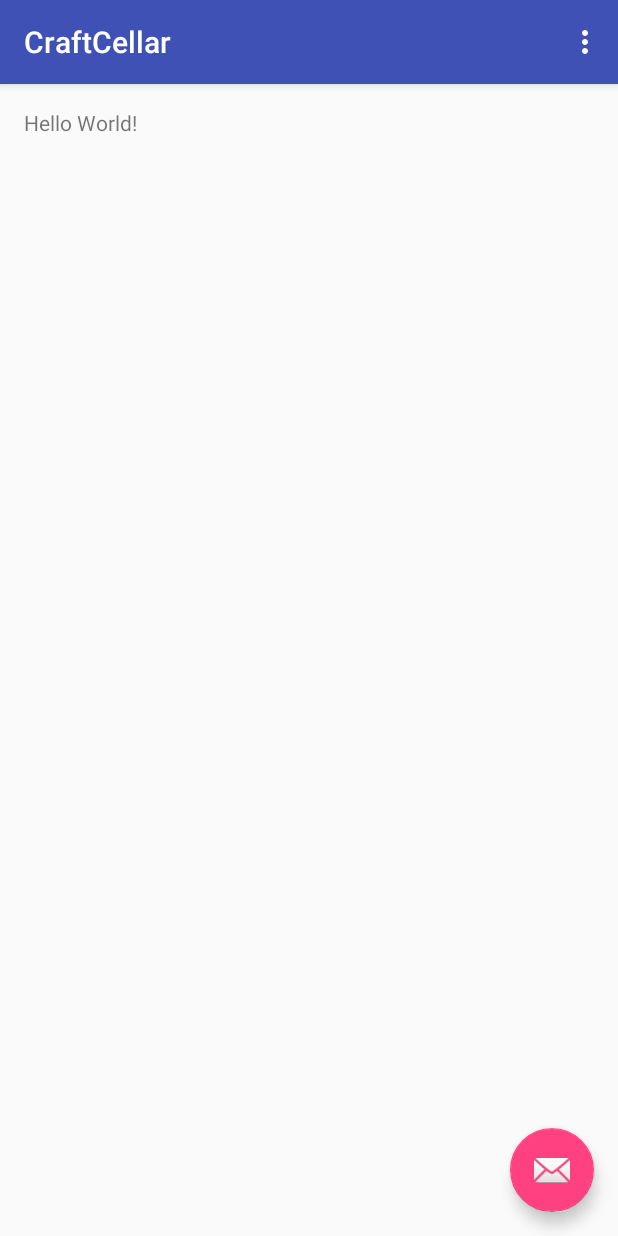
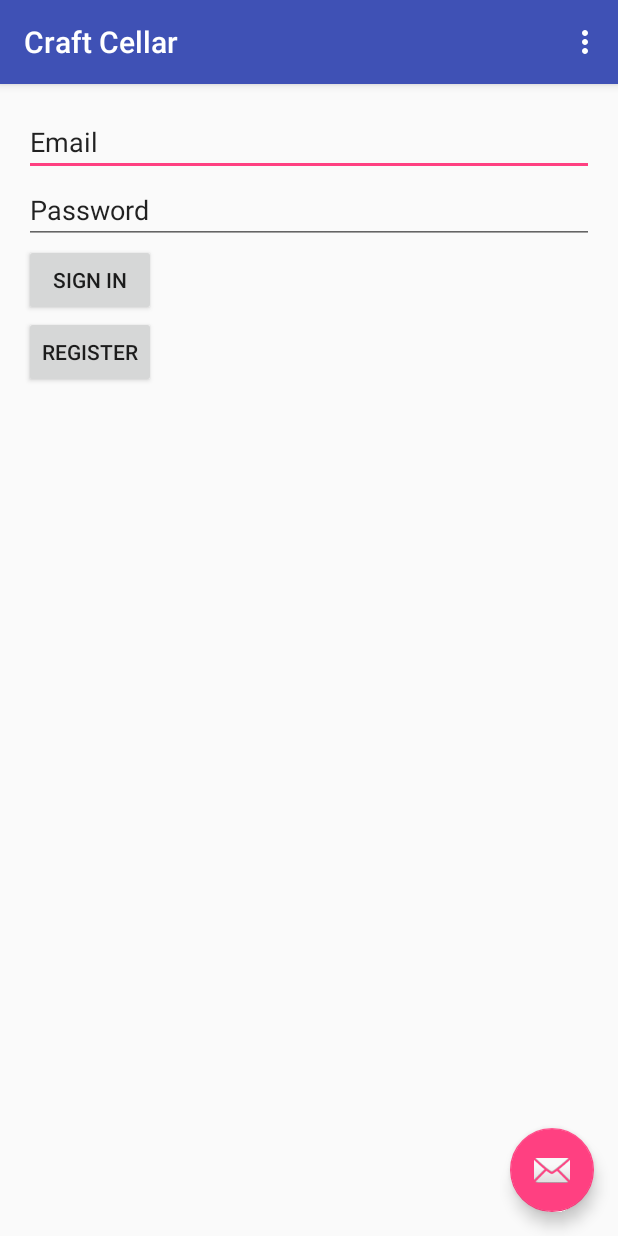
Before and after one commit to yyang3/CraftCellar, an Android app: the screen it shows after launch (CellarActivity), on a phone screen of 412 x 824 dp. Run offline under Robolectric (Android 15) with nearby library versions, the phone set to English and light mode, and no system bars.

Commit message:
Testing Fragment Switch

```diff
--- a/app/build.gradle
+++ b/app/build.gradle
@@ -24,4 +24,5 @@ dependencies {
     testCompile 'junit:junit:4.12'
     compile 'com.android.support:appcompat-v7:23.3.0'
     compile 'com.android.support:design:23.3.0'
+    compile 'com.android.support:support-v4:23.3.0'
 }
--- a/app/src/main/java/yyang3/tacoma/uw/edu/craftcellar/CellarActivity.java
+++ b/app/src/main/java/yyang3/tacoma/uw/edu/craftcellar/CellarActivity.java
@@ -8,6 +8,7 @@ import android.support.v7.widget.Toolbar;
 import android.view.View;
 import android.view.Menu;
 import android.view.MenuItem;
+import android.widget.Toast;
 
 public class CellarActivity extends AppCompatActivity {
 
@@ -26,6 +27,9 @@ public class CellarActivity extends AppCompatActivity {
                         .setAction("Action", null).show();
             }
         });
+
+        getSupportFragmentManager().beginTransaction().
+                replace(R.id.fragment_container, new LoginFragment()).commit();
     }
 
     @Override
@@ -49,4 +53,26 @@ public class CellarActivity extends AppCompatActivity {
 
         return super.onOptionsItemSelected(item);
     }
+
+    public void SignIn(View v) {
+        Toast.makeText(this, "Sign in linked fine", Toast.LENGTH_LONG).show();
+    }
+
+    public void Register(View v) {
+        RegistrationFragment temp = new RegistrationFragment();
+        getSupportFragmentManager().beginTransaction().
+                replace(R.id.fragment_container, temp).commit();
+    }
+//    @Override
+//    public void SignIn () {
+//        Toast.makeText(this, "Sign in linked fine",Toast.LENGTH_LONG).show();
+//    }
+//
+//
+//    @Override
+//    public void Register() {
+//        RegistrationFragment temp = new RegistrationFragment();
+//        getSupportFragmentManager().beginTransaction().
+//                replace(R.id.fragment_container, temp).commit();
+//    }
 }
--- /dev/null
+++ b/app/src/main/java/yyang3/tacoma/uw/edu/craftcellar/LoginFragment.java
@@ -0,0 +1,55 @@
+package yyang3.tacoma.uw.edu.craftcellar;
+
+
+import android.os.Bundle;
+import android.support.v4.app.Fragment;
+import android.view.LayoutInflater;
+import android.view.View;
+import android.view.ViewGroup;
+import android.widget.Button;
+
+
+/**
+ * A simple {@link Fragment} subclass.
+ */
+public class LoginFragment extends Fragment {
+//    private SignInListener signInListener;
+//    private RegisterListener rListener;
+
+    public LoginFragment() {
+        // Required empty public constructor
+    }
+
+
+    @Override
+    public View onCreateView(LayoutInflater inflater, ViewGroup container,
+                             Bundle savedInstanceState) {
+        // Inflate the layout for this fragment
+//        View v = inflater.inflate(R.layout.fragment_login, container, false);
+//        Button signin = (Button)v.findViewById(R.id.sign_in_confirm);
+//        signin.setOnClickListener(new View.OnClickListener() {
+//            @Override
+//            public void onClick(View v) {
+//                signInListener.SignIn();
+//            }
+//        });
+//        Button re = (Button)v.findViewById(R.id.sign_in_register);
+//        re.setOnClickListener(new View.OnClickListener() {
+//            @Override
+//            public void onClick(View v) {
+//                rListener.Register();
+//            }
+//        });
+        return inflater.inflate(R.layout.fragment_login, container, false);
+
+    }
+
+//    public interface RegisterListener {
+//        public void Register();
+//    }
+//
+//    public interface SignInListener {
+//        public void SignIn();
+//    }
+
+}
--- a/app/src/main/res/layout/content_cellar.xml
+++ b/app/src/main/res/layout/content_cellar.xml
@@ -1,5 +1,5 @@
 <?xml version="1.0" encoding="utf-8"?>
-<RelativeLayout xmlns:android="http://schemas.android.com/apk/res/android"
+<FrameLayout xmlns:android="http://schemas.android.com/apk/res/android"
     xmlns:app="http://schemas.android.com/apk/res-auto"
     xmlns:tools="http://schemas.android.com/tools"
     android:layout_width="match_parent"
@@ -8,12 +8,10 @@
     android:paddingLeft="@dimen/activity_horizontal_margin"
     android:paddingRight="@dimen/activity_horizontal_margin"
     android:paddingTop="@dimen/activity_vertical_margin"
+    android:id="@+id/fragment_container"
     app:layout_behavior="@string/appbar_scrolling_view_behavior"
     tools:context="yyang3.tacoma.uw.edu.craftcellar.CellarActivity"
     tools:showIn="@layout/activity_cellar">
 
-    <TextView
-        android:layout_width="wrap_content"
-        android:layout_height="wrap_content"
-        android:text="Hello World!" />
-</RelativeLayout>
+
+</FrameLayout>
--- /dev/null
+++ b/app/src/main/res/layout/fragment_login.xml
@@ -0,0 +1,35 @@
+<LinearLayout xmlns:android="http://schemas.android.com/apk/res/android"
+    xmlns:tools="http://schemas.android.com/tools"
+    android:orientation="vertical"
+    android:layout_width="match_parent"
+    android:layout_height="match_parent"
+    tools:context="yyang3.tacoma.uw.edu.craftcellar.LoginFragment">
+
+    <!-- TODO: Update blank fragment layout -->
+    <EditText
+        android:layout_width="match_parent"
+        android:layout_height="wrap_content"
+        android:id="@+id/sign_in_email"
+        android:text="@string/email_request" />
+
+    <EditText
+        android:layout_width="match_parent"
+        android:layout_height="wrap_content"
+        android:id="@+id/sign_in_pw"
+        android:text="@string/password_request" />
+
+    <Button
+        android:layout_width="wrap_content"
+        android:layout_height="wrap_content"
+        android:id="@+id/sign_in_confirm"
+        android:text="@string/sign_in_button"
+        android:onClick="SignIn" />
+
+    <Button
+        android:layout_width="wrap_content"
+        android:layout_height="wrap_content"
+        android:id="@+id/sign_in_register"
+        android:text="@string/register_button"
+        android:onClick="Register" />
+
+</LinearLayout>
--- a/app/src/main/res/values/strings.xml
+++ b/app/src/main/res/values/strings.xml
@@ -1,4 +1,13 @@
 <resources>
-    <string name="app_name">CraftCellar</string>
+    <string name="app_name">Craft Cellar</string>
     <string name="action_settings">Settings</string>
+
+    <string name="email_request">Email</string>
+    <string name="password_request">Password</string>
+    <string name="password_confirm">Confirm Password</string>
+    <string name="sign_in_button">Sign in</string>
+    <string name="register_button">Register</string>
+
+    <!-- TODO: Remove or change this placeholder text -->
+    <string name="hello_blank_fragment">Hello blank fragment</string>
 </resources>
```
Also changed, not shown: app/src/main/java/yyang3/tacoma/uw/edu/craftcellar/RegistrationFragment.java (added, +29 -0 lines), app/src/main/res/layout/fragment_registration.xml (added, +14 -0 lines).
